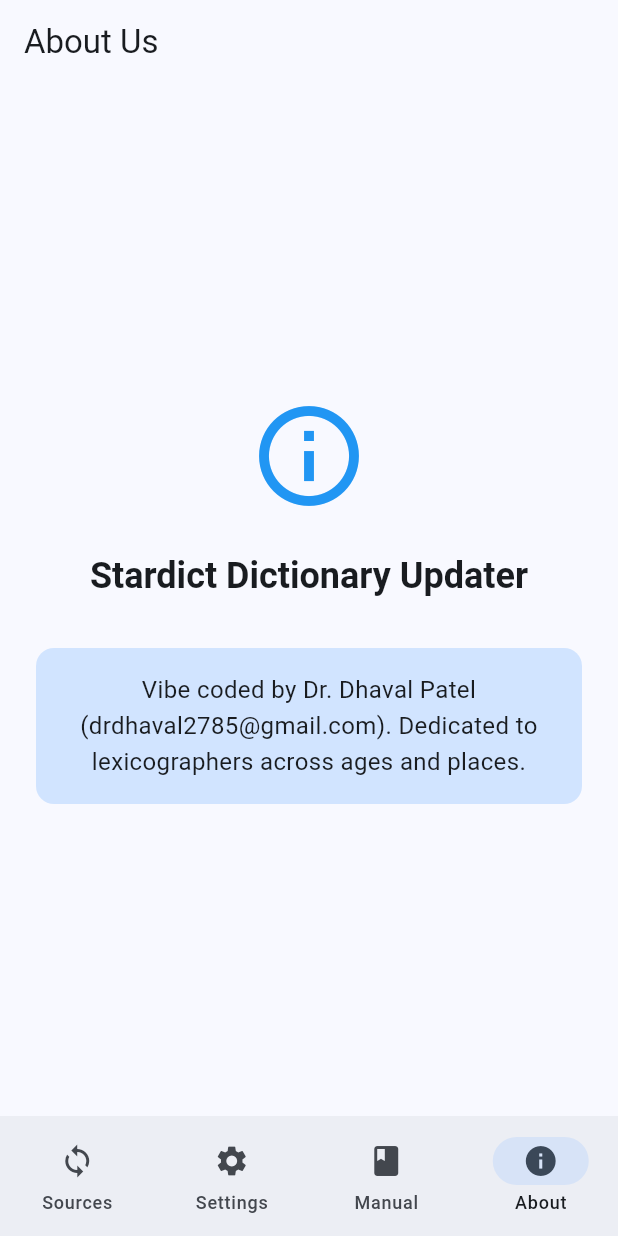
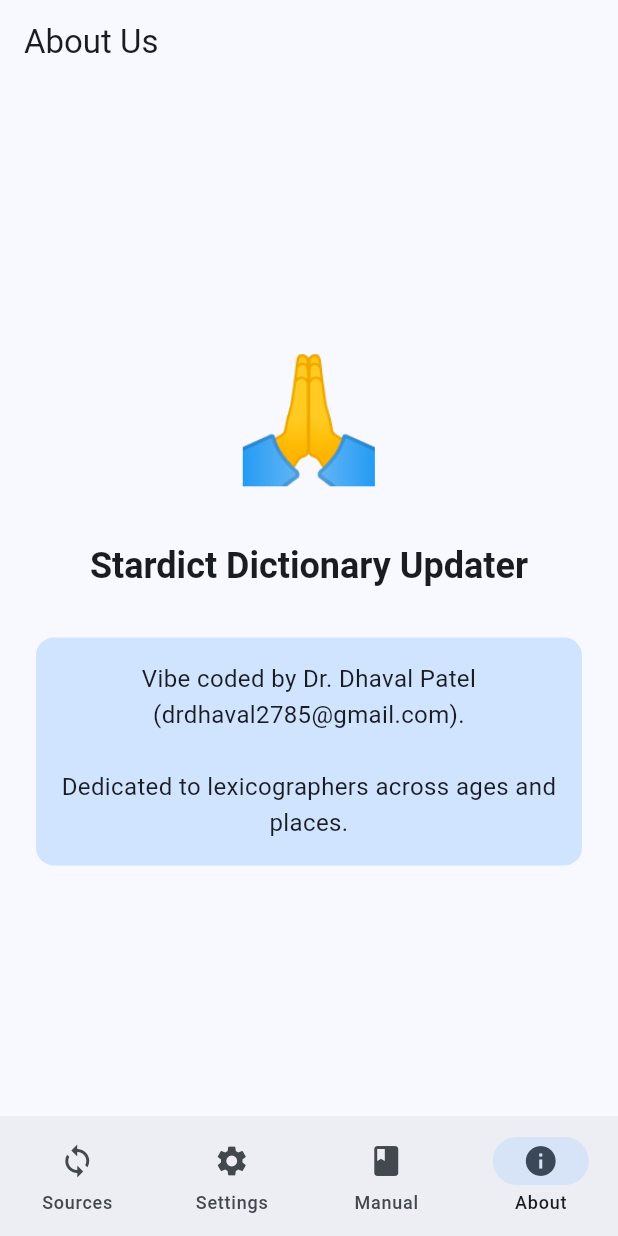
Before and after one commit to drdhaval2785/DictionaryUpdater, a Flutter app: the screen it shows after launch, item 4 of the bottom bar chosen, on a phone screen of 412 x 824 dp. Run offline on Flutter 3.47's test engine with Material 3 defaults, Android fonts, the phone set to English and light mode, and no system bars; our stand-ins replace dio, file_picker, flutter_markdown, flutter_riverpod, isar, shared_preferences and 1 more; accounts and stored records are empty; generated files the repository leaves out were written again; network calls fail.

Commit message:
updated user guide

```diff
--- a/lib/ui/about_us_screen.dart
+++ b/lib/ui/about_us_screen.dart
@@ -13,7 +13,11 @@ class AboutUsScreen extends StatelessWidget {
           mainAxisAlignment: MainAxisAlignment.center,
           crossAxisAlignment: CrossAxisAlignment.stretch,
           children: [
-            const Icon(Icons.info_outline, size: 80, color: Colors.blue),
+            const Text(
+              '🙏',
+              style: TextStyle(fontSize: 80),
+              textAlign: TextAlign.center,
+            ),
             const SizedBox(height: 24),
             Text(
               'Stardict Dictionary Updater',
@@ -30,7 +34,7 @@ class AboutUsScreen extends StatelessWidget {
                 borderRadius: BorderRadius.circular(12),
               ),
               child: const Text(
-                'Vibe coded by Dr. Dhaval Patel (drdhaval2785@gmail.com). Dedicated to lexicographers across ages and places.',
+                'Vibe coded by Dr. Dhaval Patel (drdhaval2785@gmail.com).\n\nDedicated to lexicographers across ages and places.',
                 style: TextStyle(fontSize: 16, height: 1.5),
                 textAlign: TextAlign.center,
               ),
--- a/lib/ui/source_detail_screen.dart
+++ b/lib/ui/source_detail_screen.dart
@@ -88,7 +88,7 @@ class SourceDetailScreen extends ConsumerWidget {
               },
             ),
             loading: () => const SizedBox.shrink(),
-            error: (_, __) => const SizedBox.shrink(),
+            error: (err, stack) => const SizedBox.shrink(),
           ),
         ],
       ),
@@ -131,7 +131,7 @@ class SourceDetailScreen extends ConsumerWidget {
               : null;
         },
         loading: () => null,
-        error: (_, __) => null,
+        error: (err, stack) => null,
       ),
     );
   }
--- a/lib/ui/source_expansion_panel.dart
+++ b/lib/ui/source_expansion_panel.dart
@@ -86,7 +86,7 @@ final sourceItemsProvider = AutoDisposeAsyncNotifierProviderFamily<
 
 final downloadStateProvider = StateProvider.autoDispose
     .family<DownloadBatchState, DictionarySource>(
-  (_, __) => const DownloadBatchState(),
+  (ref, arg) => const DownloadBatchState(),
 );
 
 class SourceItemsNotifier extends AutoDisposeFamilyAsyncNotifier<
--- a/lib/ui/sync_center_screen.dart
+++ b/lib/ui/sync_center_screen.dart
@@ -108,7 +108,7 @@ class SyncCenterScreen extends ConsumerWidget {
   Widget _buildShimmer() {
     return ListView.builder(
       itemCount: 4,
-      itemBuilder: (_, __) => Shimmer.fromColors(
+      itemBuilder: (context, index) => Shimmer.fromColors(
         baseColor: Colors.grey[300]!,
         highlightColor: Colors.grey[100]!,
         child: Card(
```
Also changed, not shown: lib/services/storage_service.dart (+4 -3 lines), pubspec.yaml (+6 -7 lines), pubspec.lock.
